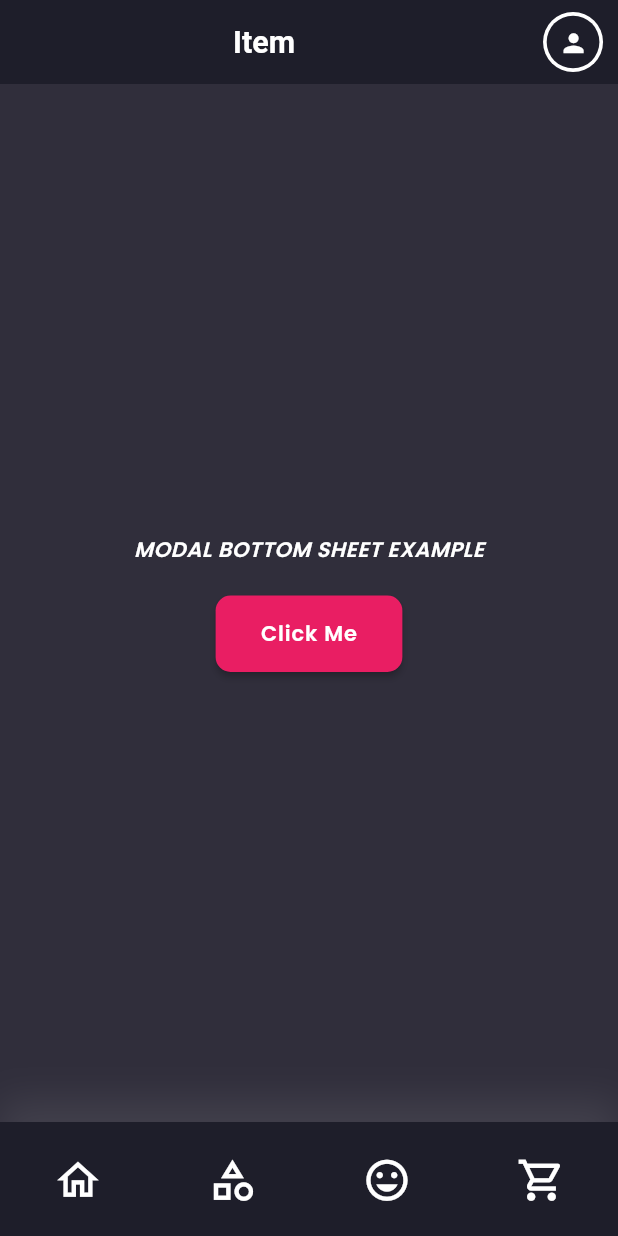
After one commit to Samiksha-Garg/CanteenFoodSystem, a Flutter app: the screen it shows after launch, on a phone screen of 412 x 824 dp. The commit adds this screen. Run offline on Flutter 3.47's test engine with Material 2 defaults, Android fonts, the phone set to English and light mode, and no system bars; our stand-ins replace cloud_firestore, firebase_core; accounts and stored records are empty.

Commit message:
initial item screen

```diff
--- a/lib/main.dart
+++ b/lib/main.dart
@@ -1,6 +1,7 @@
 import 'package:canteen_system/helper/size_config.dart';
 import 'package:canteen_system/helper/theme.dart';
 import 'package:canteen_system/screens/cartScreen/cart_screen.dart';
+import 'package:canteen_system/screens/itemScreen/item_screen.dart';
 import 'package:flutter/material.dart';
 import 'package:firebase_core/firebase_core.dart';
 import 'package:cloud_firestore/cloud_firestore.dart';
@@ -20,7 +21,7 @@ class MyApp extends StatelessWidget {
     return MaterialApp(
       debugShowCheckedModeBanner: false,
       theme: theme(),
-      home: const CartScreen(),
+      home: const ItemScreen(),
       // home: const MyHomePage(title: 'Hello'),
     );
   }
--- /dev/null
+++ b/lib/screens/itemScreen/item_screen.dart
@@ -0,0 +1,64 @@
+import 'package:canteen_system/components/custom_app_bar.dart';
+import 'package:canteen_system/components/custom_navigation_bar.dart';
+import 'package:flutter/material.dart';
+import 'package:flutter/src/foundation/key.dart';
+import 'package:flutter/src/widgets/framework.dart';
+
+import '../../helper/size_config.dart';
+
+class ItemScreen extends StatelessWidget {
+  const ItemScreen({Key? key}) : super(key: key);
+
+  @override
+  Widget build(BuildContext context) {
+    SizeConfig().init(context);
+    return Scaffold(
+      appBar: customAppBar("Item"),
+      bottomNavigationBar: CustomBottomNavBar(),
+      body: Container(
+        alignment: Alignment.center,
+        child: Column(
+          mainAxisAlignment: MainAxisAlignment.center,
+          children: [
+            Text(
+              "MODAL BOTTOM SHEET EXAMPLE",
+              style: TextStyle(
+                  fontStyle: FontStyle.italic,
+                  letterSpacing: 0.4,
+                  fontWeight: FontWeight.w600),
+            ),
+            SizedBox(
+              height: 20,
+            ),
+            RaisedButton(
+              shape: RoundedRectangleBorder(
+                  borderRadius: BorderRadius.all(Radius.circular(10.0))),
+              onPressed: () {
+                showModalBottomSheet(
+                    context: context,
+                    builder: (context) {
+                      return Container(
+                        height: 500,
+                        width: double.infinity,
+                        decoration: BoxDecoration(
+                            borderRadius: BorderRadius.circular(50)),
+                      );
+                    });
+              },
+              padding:
+                  EdgeInsets.only(left: 30, right: 30, top: 15, bottom: 15),
+              color: Colors.pink,
+              child: Text(
+                'Click Me',
+                style: TextStyle(
+                    color: Colors.white,
+                    fontWeight: FontWeight.w600,
+                    letterSpacing: 0.6),
+              ),
+            ),
+          ],
+        ),
+      ),
+    );
+  }
+}
```
